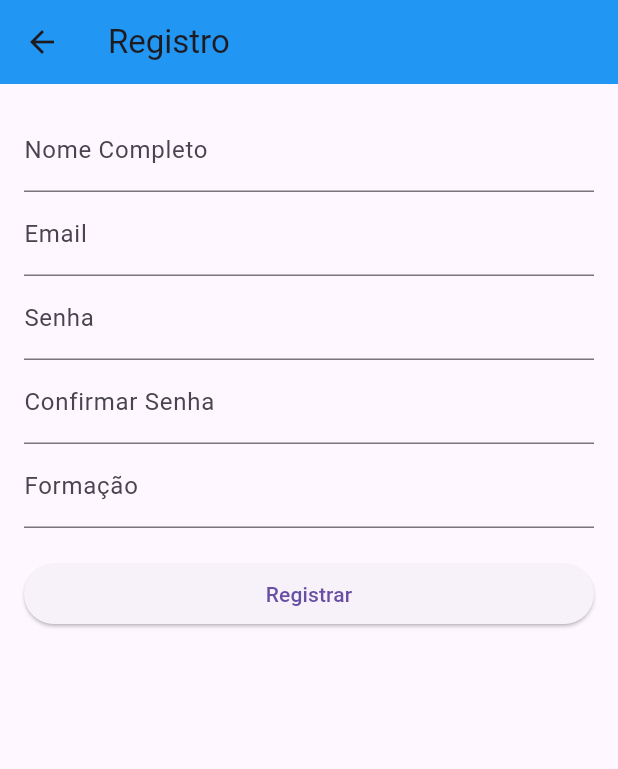
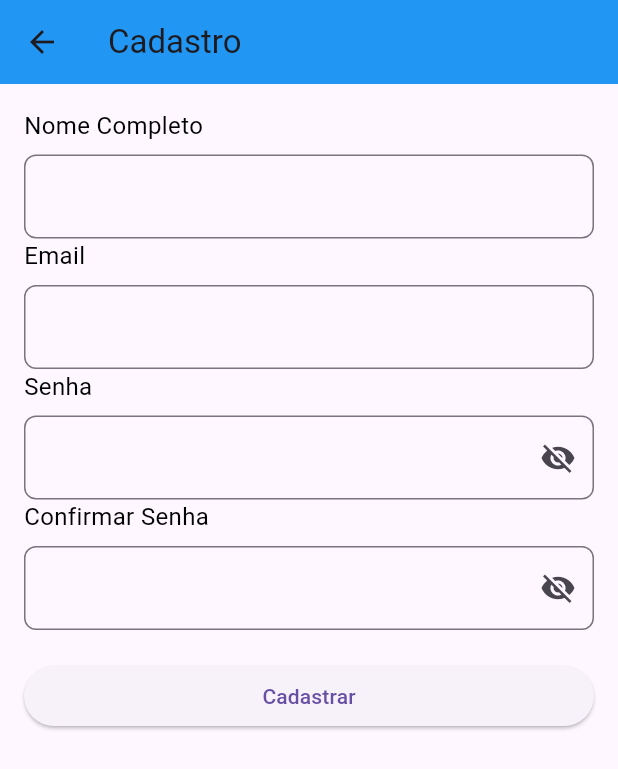
Before and after one commit to DaniellyBenicio/portApp, a Flutter app: the Register screen opened by its route, on a phone screen of 412 x 824 dp. Shown: the top 769 px of the screen. Run offline on Flutter 3.47's test engine with Material 3 defaults, Android fonts, the phone set to English and light mode, and no system bars; our stand-ins replace cloud_firestore, firebase_auth, firebase_core, image_picker, shared_preferences; accounts and stored records are empty.

Commit message:
changes of page the register

```diff
--- a/my_project/lib/Register.dart
+++ b/my_project/lib/Register.dart
@@ -18,6 +18,9 @@ class _RegisterState extends State<Register> {
   final _confirmPasswordController = TextEditingController();
   final _additionalInfoController = TextEditingController();
 
+  bool _obscurePassword = true; // Gerenciar a visibilidade da senha
+  bool _obscureConfirmPassword = true; // Gerenciar a visibilidade da confirmação da senha
+
   Future<void> _register() async {
     if (_passwordController.text == _confirmPasswordController.text) {
       try {
@@ -33,15 +36,17 @@ class _RegisterState extends State<Register> {
         if (uid != null) {
           // Adiciona o usuário usando FirestoreService
           await FirestoreService().addUser(
-            _emailController.text,
-            _nameController.text,
-            widget.userType,
-            _additionalInfoController.text, // Ano de ingresso ou formação
+            email: _emailController.text,
+            nome: _nameController.text,
+            tipo: widget.userType,
+            infoAdicional: widget.userType == 'Aluno'
+                ? null
+                : _additionalInfoController.text, // Somente para professor
           );
 
           // Mensagem de sucesso
           ScaffoldMessenger.of(context).showSnackBar(
-            SnackBar(content: Text('Registro realizado com sucesso!')),
+            SnackBar(content: Text('Cadastro realizado com sucesso!')),
           );
 
           Navigator.pop(context); // Navega de volta após o registro
@@ -49,7 +54,7 @@ class _RegisterState extends State<Register> {
       } catch (e) {
         // Mensagem de erro
         ScaffoldMessenger.of(context).showSnackBar(
-          SnackBar(content: Text('Erro ao registrar: ${e.toString()}')),
+          SnackBar(content: Text('Erro ao cadastrar: ${e.toString()}')),
         );
       }
     } else {
@@ -63,7 +68,7 @@ class _RegisterState extends State<Register> {
   Widget build(BuildContext context) {
     return Scaffold(
       appBar: AppBar(
-        title: Text('Registro'),
+        title: Text('Cadastro'),
         backgroundColor: Colors.blue,
       ),
       body: Padding(
@@ -72,38 +77,100 @@ class _RegisterState extends State<Register> {
           mainAxisSize: MainAxisSize.min,
           crossAxisAlignment: CrossAxisAlignment.stretch,
           children: [
-            TextField(
+            _buildTextField(
               controller: _nameController,
-              decoration: InputDecoration(labelText: 'Nome Completo'),
+              label: 'Nome Completo',
+              isPassword: false,
             ),
-            TextField(
+            _buildTextField(
               controller: _emailController,
-              decoration: InputDecoration(labelText: 'Email'),
+              label: 'Email',
+              isPassword: false,
             ),
-            TextField(
+            _buildTextField(
               controller: _passwordController,
-              obscureText: true,
-              decoration: InputDecoration(labelText: 'Senha'),
+              label: 'Senha',
+              isPassword: true,
+              obscureText: _obscurePassword,
+              onVisibilityChanged: (isVisible) {
+                setState(() {
+                  _obscurePassword = !isVisible;
+                });
+              },
             ),
-            TextField(
+            _buildTextField(
               controller: _confirmPasswordController,
-              obscureText: true,
-              decoration: InputDecoration(labelText: 'Confirmar Senha'),
+              label: 'Confirmar Senha',
+              isPassword: true,
+              obscureText: _obscureConfirmPassword,
+              onVisibilityChanged: (isVisible) {
+                setState(() {
+                  _obscureConfirmPassword = !isVisible;
+                });
+              },
             ),
-            TextField(
-              controller: _additionalInfoController,
-              decoration: InputDecoration(
-                labelText: widget.userType == 'aluno' ? 'Ano de Ingresso' : 'Formação',
+            if (widget.userType == 'Professor') ...[
+              _buildTextField(
+                controller: _additionalInfoController,
+                label: 'Formação',
+                isPassword: false,
               ),
-            ),
+            ],
             SizedBox(height: 20),
             ElevatedButton(
               onPressed: _register,
-              child: Text('Registrar'),
+              child: Text('Cadastrar'),
             ),
           ],
         ),
       ),
     );
   }
+
+  Widget _buildTextField({
+    required TextEditingController controller,
+    required String label,
+    required bool isPassword,
+    bool obscureText = false,
+    ValueChanged<bool>? onVisibilityChanged,
+  }) {
+    return Column(
+      crossAxisAlignment: CrossAxisAlignment.start,
+      children: [
+        Text(
+          label,
+          style: TextStyle(
+            fontSize: 16,
+            color: Colors.black,
+          ),
+        ),
+        SizedBox(height: 8),
+        TextField(
+          controller: controller,
+          obscureText: isPassword ? obscureText : false,
+          decoration: InputDecoration(
+            border: OutlineInputBorder(
+              borderRadius: BorderRadius.circular(8),
+            ),
+            focusedBorder: OutlineInputBorder(
+              borderRadius: BorderRadius.circular(8),
+              borderSide: BorderSide(color: Colors.blue),
+            ),
+            suffixIcon: isPassword
+                ? IconButton(
+                    icon: Icon(
+                      obscureText ? Icons.visibility_off : Icons.visibility,
+                    ),
+                    onPressed: () {
+                      if (onVisibilityChanged != null) {
+                        onVisibilityChanged(obscureText);
+                      }
+                    },
+                  )
+                : null,
+          ),
+        ),
+      ],
+    );
+  }
 }
```
